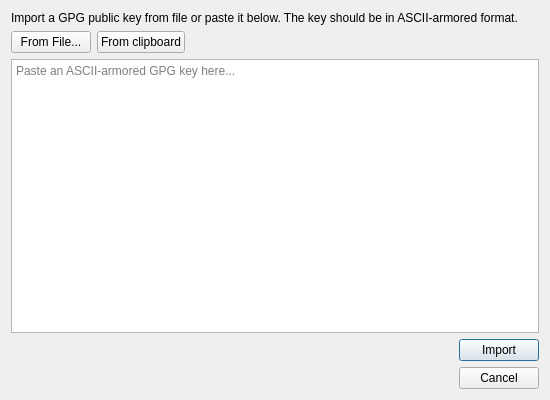
Before: the Qt Designer form src/importkeydialog.ui in IJHack/QtPass, drawn with Qt 5.
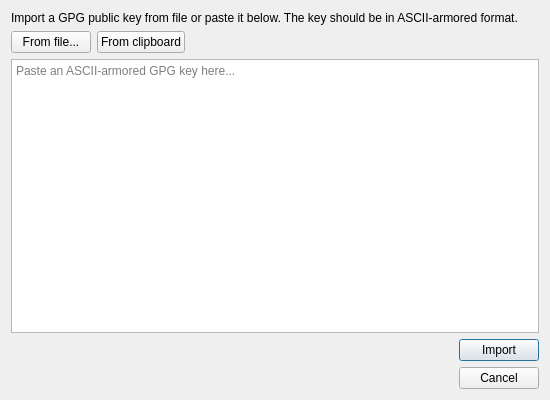
After: the same form once the commit is applied. Icons and pictures are not drawn.

```diff
--- a/src/importkeydialog.ui
+++ b/src/importkeydialog.ui
@@ -39,7 +39,7 @@
      <item>
       <widget class="QPushButton" name="fileButton">
        <property name="text">
-        <string>From File...</string>
+        <string>From file...</string>
        </property>
       </widget>
      </item>
```
Left out of the diff: 2 changed lines with no effect on the pictures.
